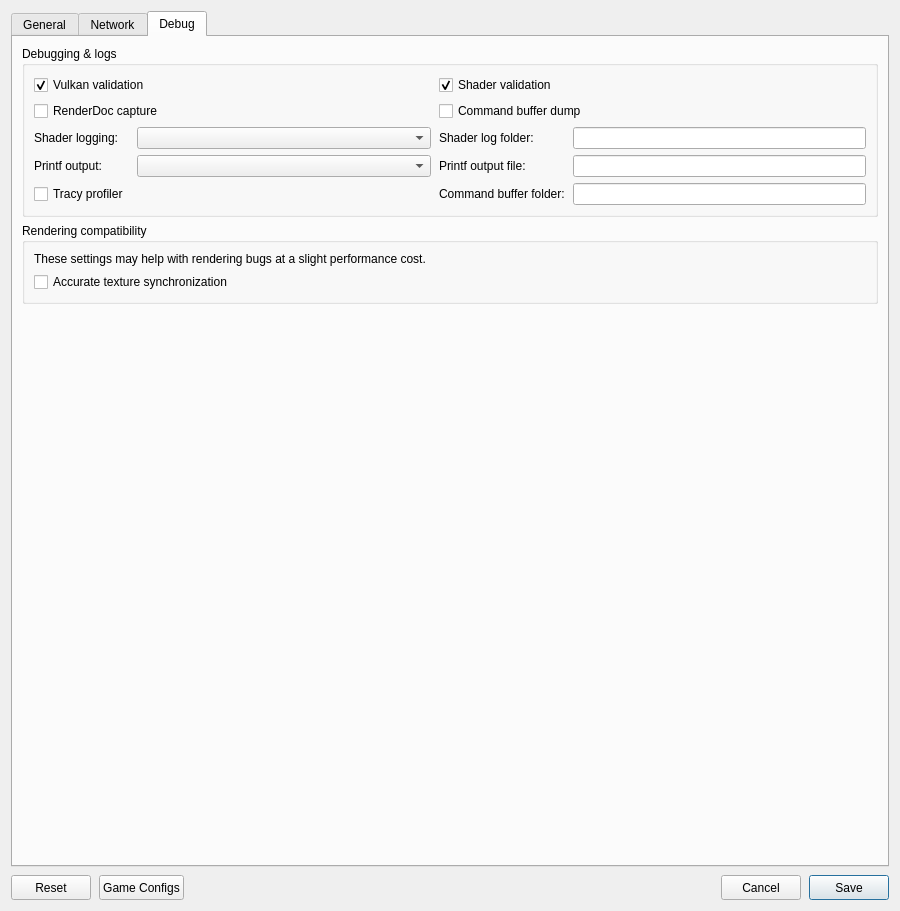
First picture: the form in src/launcher/forms/configuration_edit_dialog.ui, repository carbonimax/Kytsu, before the edit.
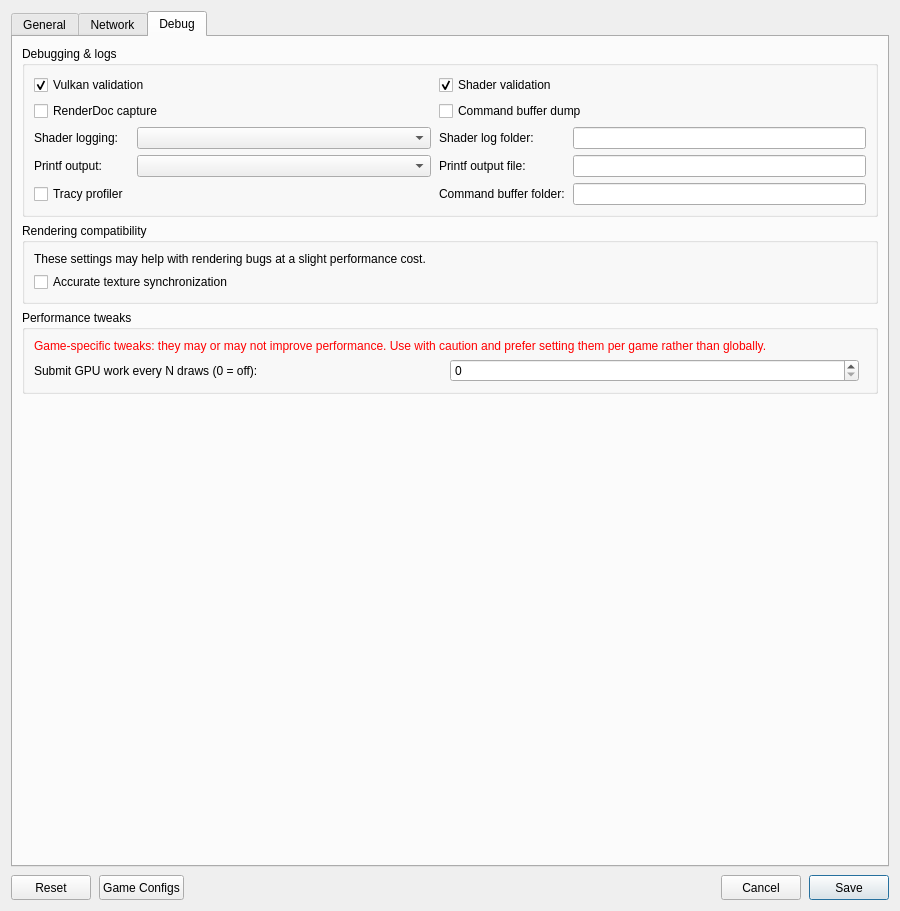
Second picture: the form after the edit. The open tabs and pages were chosen to show the change. Custom widgets are drawn as their Qt base class.

Commit message: graphics: optionally submit host GPU work every N draws

```diff
--- a/src/launcher/forms/configuration_edit_dialog.ui
+++ b/src/launcher/forms/configuration_edit_dialog.ui
@@ -599,6 +599,40 @@
          </layout>
         </widget>
        </item>
+       <item>
+        <widget class="QGroupBox" name="performance_tweaks_group">
+         <property name="title"><string>Performance tweaks</string></property>
+         <layout class="QVBoxLayout" name="performanceTweaksLayout">
+          <item>
+           <widget class="QLabel" name="label_performance_tweaks">
+            <property name="styleSheet"><string>color: red;</string></property>
+            <property name="text"><string>Game-specific tweaks: they may or may not improve performance. Use with caution and prefer setting them per game rather than globally.</string></property>
+            <property name="wordWrap"><bool>true</bool></property>
+           </widget>
+          </item>
+          <item>
+           <layout class="QHBoxLayout" name="flushDrawsLayout">
+            <item>
+             <widget class="QLabel" name="label_flush_draws">
+              <property name="text"><string>Submit GPU work every N draws (0 = off):</string></property>
+             </widget>
+            </item>
+            <item>
+             <widget class="QSpinBox" name="spinBox_flush_draws">
+              <property name="toolTip"><string>Can lower frame time in games that send a whole frame as one command buffer, at some submit overhead.</string></property>
+              <property name="maximum"><number>99999</number></property>
+             </widget>
+            </item>
+            <item>
+             <spacer name="flushDrawsSpacer">
+              <property name="orientation"><enum>Qt::Horizontal</enum></property>
+             </spacer>
+            </item>
+           </layout>
+          </item>
+         </layout>
+        </widget>
+       </item>
        <item>
         <spacer name="debugSpacer">
          <property name="orientation"><enum>Qt::Vertical</enum></property>
```
The commit also changes 9 other files.
